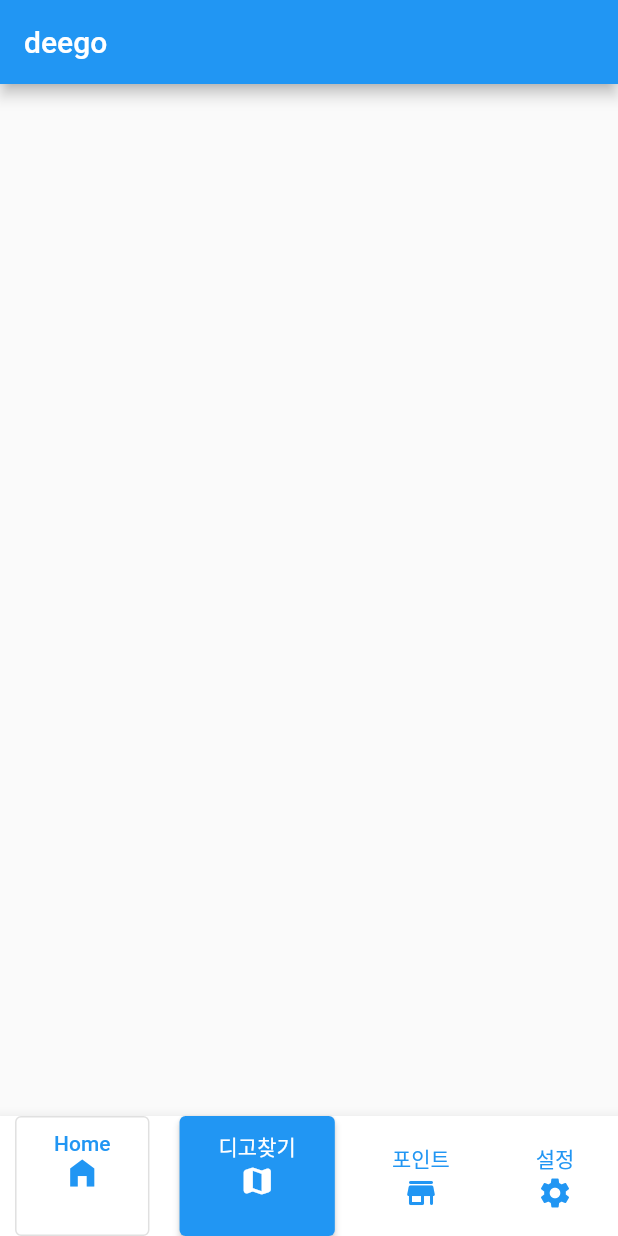
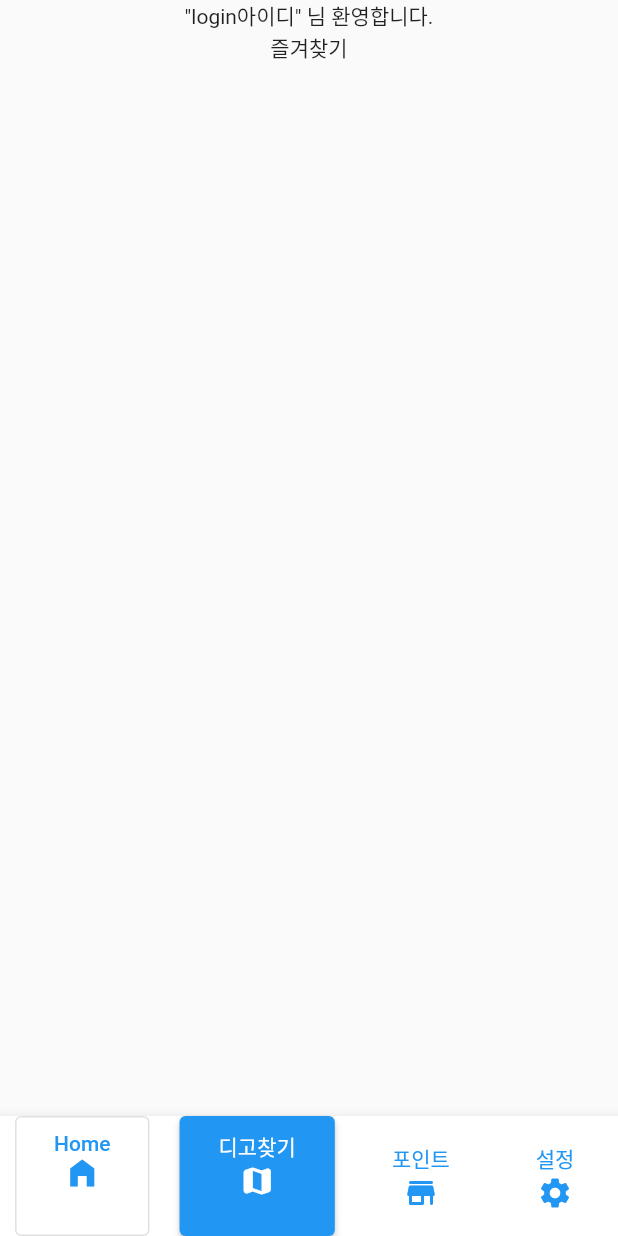
Before and after one commit to Zeereoreo/flutter_ex_app, a Flutter app: the screen it shows after launch, on a phone screen of 412 x 824 dp. Run offline on Flutter 3.47's test engine with Material 2 defaults, Android fonts, the phone set to English and light mode, and no system bars.

Commit message:
feat : body container

```diff
--- a/Desktop/flutter_ex/deegolabs/lib/main.dart
+++ b/Desktop/flutter_ex/deegolabs/lib/main.dart
@@ -7,13 +7,24 @@ void main() {
 class MyApp extends StatelessWidget {
   const MyApp({super.key});
 
+
   @override
   Widget build(BuildContext context) {
+    var a = 'login아이디';
     return MaterialApp(
+      debugShowCheckedModeBanner: false,
       home: Scaffold(
-        appBar: AppBar(title: Text('deego'),),
+        // appBar: AppBar(title: Text('deego'),),
         body: Container(
+          child: Column(
+            children: [
+              Text('"$a" 님 환영합니다.'),
+              Container(),
+              Container(),
+              Text('즐겨찾기'),
 
+            ],
+          ),
         ),
         bottomNavigationBar: BottomAppBar(
           child: Container(
@@ -22,6 +33,7 @@ class MyApp extends StatelessWidget {
               mainAxisAlignment: MainAxisAlignment.spaceAround,
               children: [
                 OutlinedButton(onPressed: (){}, child: Container(
+                  // width: double.infinity,
                   margin: EdgeInsets.all(10),
                   child: Column(
                     children: const [
```
